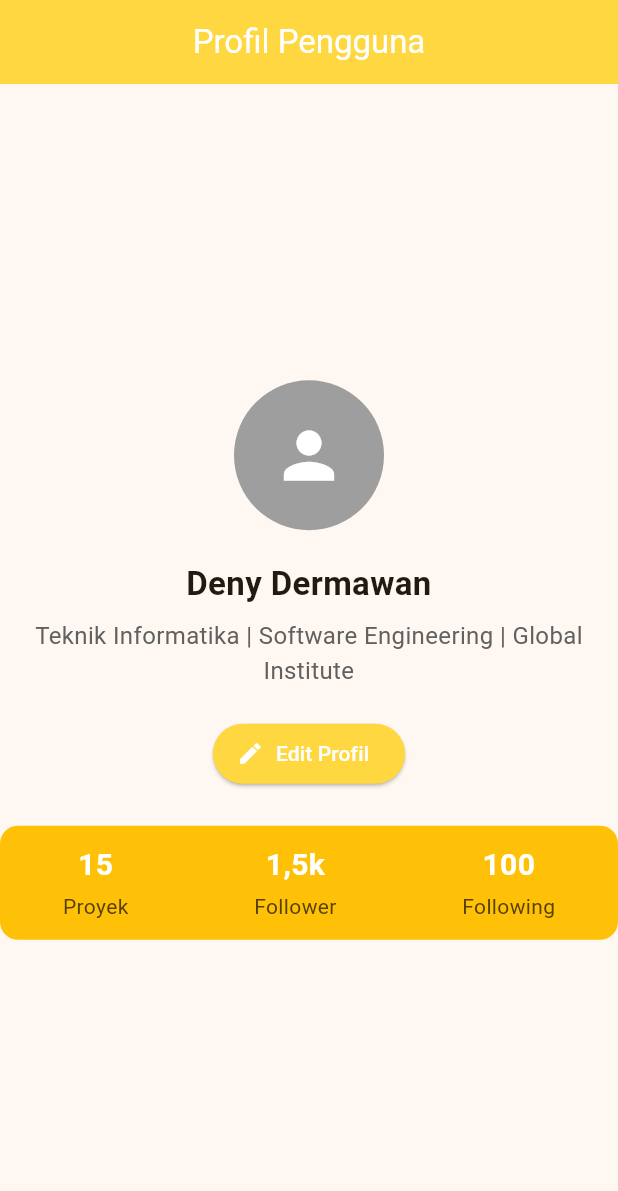
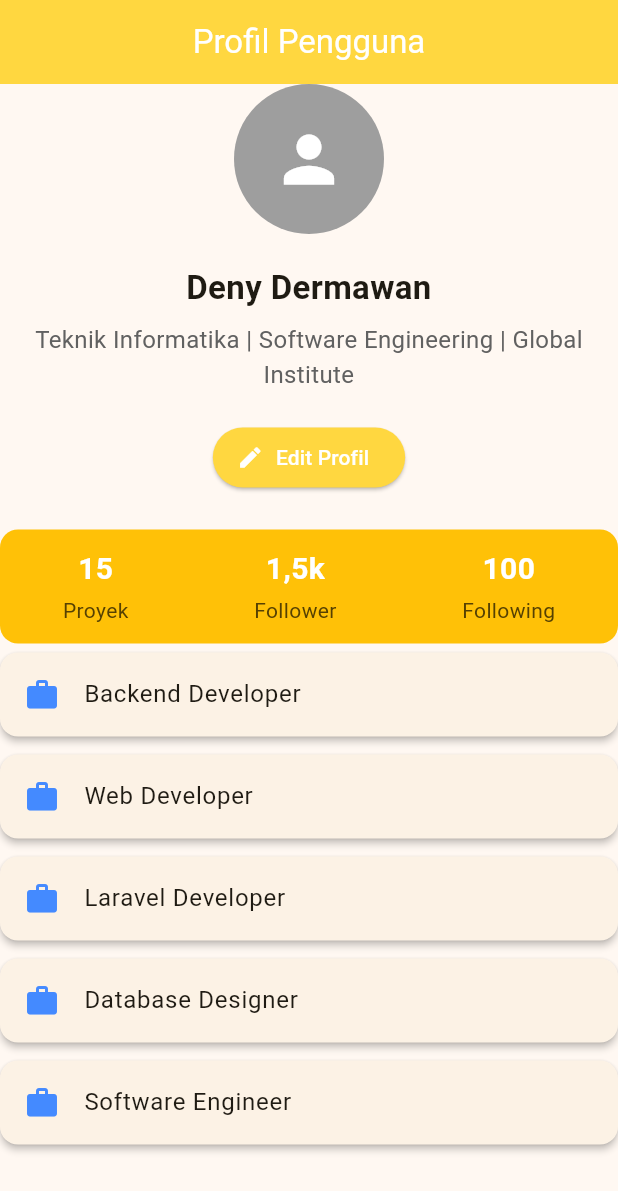
Before and after one commit to dygnora/Latihan-007-aplikasi-mobile, a Flutter app: the screen it shows after launch, on a phone screen of 412 x 824 dp. Shown: the top 1191 px of the screen. Run offline on Flutter 3.47's test engine with Material 3 defaults, Android fonts, the phone set to English and light mode, and no system bars.

Commit message:
feat: add scrollable experience list using ListView.builder

```diff
--- a/lib/profile_page.dart
+++ b/lib/profile_page.dart
@@ -1,5 +1,13 @@
 
 import 'package:flutter/material.dart';
+
+final List<String> experiences = [
+  'Backend Developer',
+  'Web Developer',
+  'Laravel Developer',
+  'Database Designer',
+  'Software Engineer',
+];
 
 class ProfilePage extends StatelessWidget {
   const ProfilePage({super.key});
@@ -22,6 +30,24 @@ class ProfilePage extends StatelessWidget {
             const ProfileInfo(
               userName: 'Deny Dermawan',
               role: 'Teknik Informatika | Software Engineering | Global Institute',
+            ),
+            Expanded(
+              child: ListView.builder(
+                itemCount: experiences.length,
+                itemBuilder: (context, index) {
+                  return Card(
+                    elevation: 2,
+                    margin: const EdgeInsets.symmetric(vertical: 6),
+                    child: ListTile(
+                      leading: const Icon(
+                        Icons.work,
+                        color: Colors.blueAccent,
+                      ),
+                      title: Text(experiences[index]),
+                    ),
+                  );
+                },
+              ),
             ),
           ],
         ),
```
